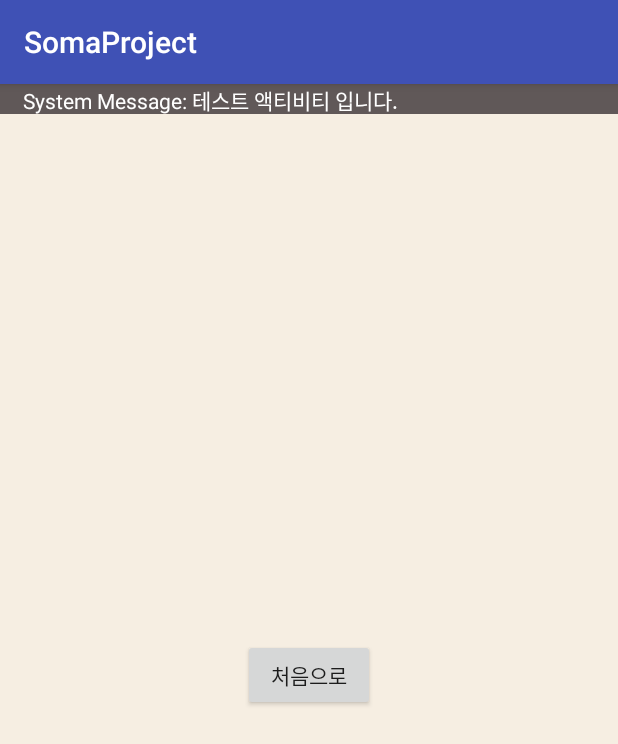
After one commit to soma612/SomaProject, an Android app: the NewActivity screen opened directly, with no data from a screen before it, on a phone screen of 412 x 824 dp. The commit adds this screen. Shown: the top 744 px of the screen. Run offline under Robolectric (Android 15) with nearby library versions, the phone set to English and light mode, and no system bars.

Commit message:
Java 소스 부분
1. 버튼 생성
2. RelativeLayout / LinearLayout 생성
3. 버튼 및 레이아웃 정렬
4. 레이아웃 배경색 설정
5. 액티비티 생성 및 Intent를 통해 이동
6. 버튼 OnClick 사용

Layout 부분

1. OnClick 함수 설정
2. NewActivity 생성 - setContentView를 activity_new로 설정

```diff
--- a/AndroidProject/SomaProject/app/src/main/AndroidManifest.xml
+++ b/AndroidProject/SomaProject/app/src/main/AndroidManifest.xml
@@ -16,6 +16,7 @@
                 <category android:name="android.intent.category.LAUNCHER" />
             </intent-filter>
         </activity>
+        <activity android:name=".NewActivity"></activity>
     </application>
 
 </manifest>
--- /dev/null
+++ b/AndroidProject/SomaProject/app/src/main/java/net/iot/somaproject/NewActivity.java
@@ -0,0 +1,20 @@
+package net.iot.somaproject;
+
+import android.os.Bundle;
+import android.support.v7.app.AppCompatActivity;
+import android.view.View;
+import android.widget.Toast;
+
+public class NewActivity extends AppCompatActivity {
+
+    @Override
+    protected void onCreate(Bundle savedInstanceState) {
+        super.onCreate(savedInstanceState);
+        setContentView(R.layout.activity_new);
+
+    }
+    public void onBackButtonClicked(View v){
+        Toast.makeText(getApplicationContext(), "돌아가기 버튼을 누름",Toast.LENGTH_LONG).show();
+        finish();
+    }
+}
--- /dev/null
+++ b/AndroidProject/SomaProject/app/src/main/res/layout/activity_new.xml
@@ -0,0 +1,44 @@
+<?xml version="1.0" encoding="utf-8"?>
+<LinearLayout xmlns:android="http://schemas.android.com/apk/res/android"
+    xmlns:app="http://schemas.android.com/apk/res-auto"
+    xmlns:tools="http://schemas.android.com/tools"
+    android:layout_width="match_parent"
+    android:layout_height="match_parent"
+    android:orientation="vertical"
+    tools:context="net.iot.somaproject.MainActivity">
+
+    <LinearLayout
+        android:layout_width="match_parent"
+        android:layout_height="20dp"
+        android:background="#605858"
+        android:orientation="horizontal">
+
+        <TextView
+            android:id="@+id/sys_message"
+            android:layout_width="wrap_content"
+            android:layout_height="wrap_content"
+            android:layout_gravity="center_vertical"
+            android:layout_marginLeft="15dp"
+            android:text="System Message: 테스트 액티비티 입니다."
+            android:textColor="#ffffff" />
+    </LinearLayout>
+
+    <LinearLayout
+        android:layout_width="match_parent"
+        android:layout_height="match_parent"
+        android:orientation="horizontal"
+        android:gravity="center_horizontal"
+        android:background="#f6eee2">
+
+        <Button
+            android:id="@+id/backButton"
+            android:layout_width="wrap_content"
+            android:layout_height="wrap_content"
+            android:layout_gravity="center_vertical"
+            android:onClick="onBackButtonClicked"
+            android:text="처음으로" />
+
+    </LinearLayout>
+
+
+</LinearLayout>
```
Also changed, not shown: AndroidProject/SomaProject/app/src/main/java/net/iot/somaproject/MainActivity.java (+8 -0 lines), AndroidProject/SomaProject/app/src/main/res/layout/activity_main.xml (+47 -10 lines).
